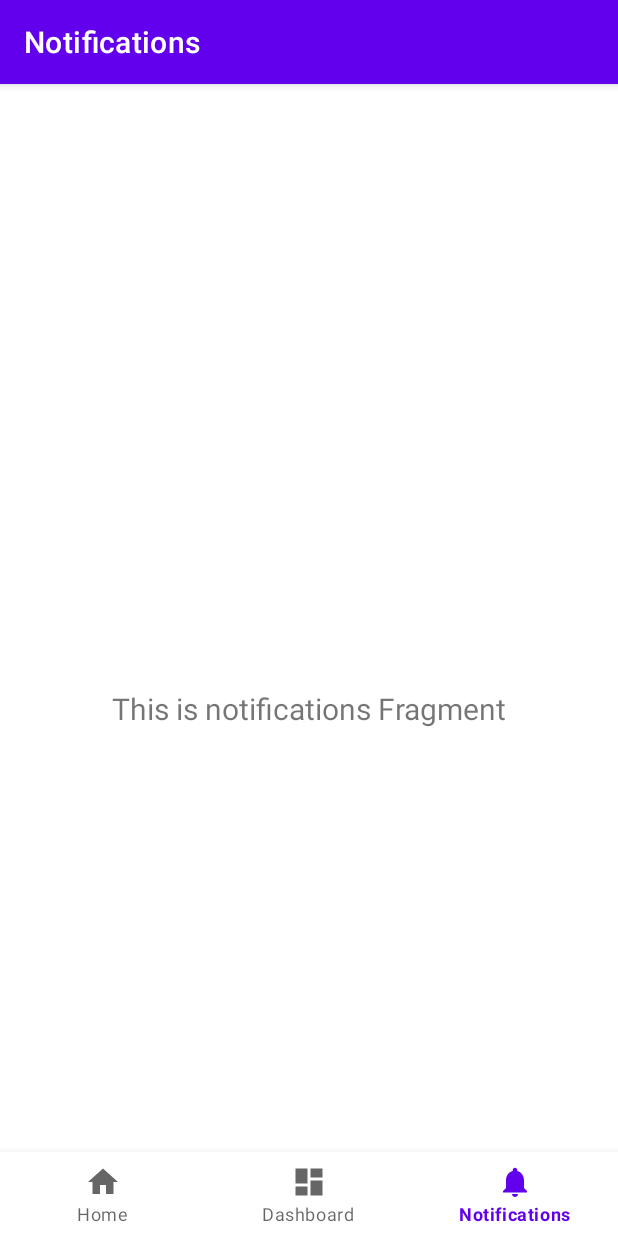
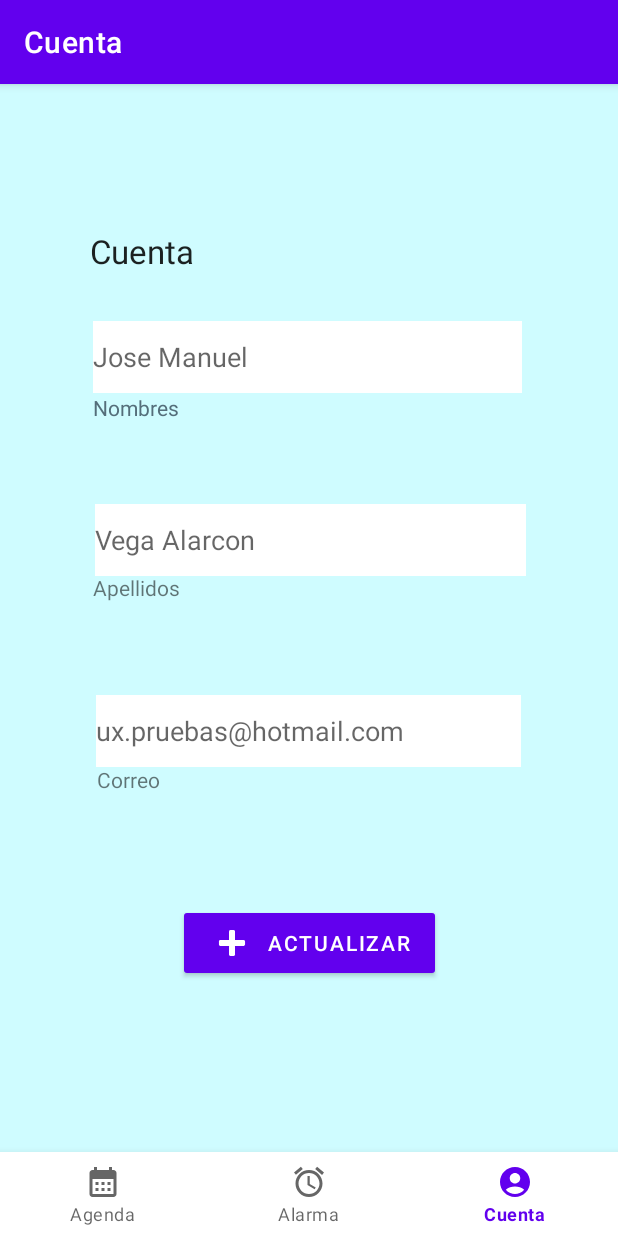
Before and after one commit to vegamann/alarma-movil, an Android app: the NotificationsFragment screen opened through its navigation route, on a phone screen of 412 x 824 dp. Run offline under Robolectric (Android 15) with nearby library versions, the phone set to English and light mode, and no system bars; our stand-ins replace navigation-ui.

Commit message:
cuenta terminado

```diff
--- a/app/src/main/java/com/example/myapplication/ui/dashboard/DashboardFragment.kt
+++ b/app/src/main/java/com/example/myapplication/ui/dashboard/DashboardFragment.kt
@@ -28,10 +28,10 @@ class DashboardFragment : Fragment() {
         _binding = FragmentDashboardBinding.inflate(inflater, container, false)
         val root: View = binding.root
 
-        val textView: TextView = binding.textDashboard
-        dashboardViewModel.text.observe(viewLifecycleOwner) {
-            textView.text = it
-        }
+        //val textView: TextView = binding.textDashboard
+        //dashboardViewModel.text.observe(viewLifecycleOwner) {
+          //  textView.text = it
+        //}
         return root
     }
 
--- a/app/src/main/java/com/example/myapplication/ui/home/HomeFragment.kt
+++ b/app/src/main/java/com/example/myapplication/ui/home/HomeFragment.kt
@@ -28,10 +28,10 @@ class HomeFragment : Fragment() {
         _binding = FragmentHomeBinding.inflate(inflater, container, false)
         val root: View = binding.root
 
-        val textView: TextView = binding.textHome
-        homeViewModel.text.observe(viewLifecycleOwner) {
-            textView.text = it
-        }
+        //val textView: TextView = binding.textHome
+        //homeViewModel.text.observe(viewLifecycleOwner) {
+          //  textView.text = it
+        //}
         return root
     }
 
--- a/app/src/main/java/com/example/myapplication/ui/notifications/NotificationsFragment.kt
+++ b/app/src/main/java/com/example/myapplication/ui/notifications/NotificationsFragment.kt
@@ -28,10 +28,10 @@ class NotificationsFragment : Fragment() {
         _binding = FragmentNotificationsBinding.inflate(inflater, container, false)
         val root: View = binding.root
 
-        val textView: TextView = binding.textNotifications
-        notificationsViewModel.text.observe(viewLifecycleOwner) {
-            textView.text = it
-        }
+        //val textView: TextView = binding.textNotifications
+        //notificationsViewModel.text.observe(viewLifecycleOwner) {
+          //  textView.text = it
+        //}
         return root
     }
 
--- /dev/null
+++ b/app/src/main/res/drawable/ic_baseline_access_alarm_24.xml
@@ -0,0 +1,5 @@
+<vector android:height="24dp" android:tint="#000000"
+    android:viewportHeight="24" android:viewportWidth="24"
+    android:width="24dp" xmlns:android="http://schemas.android.com/apk/res/android">
+    <path android:fillColor="@android:color/white" android:pathData="M22,5.72l-4.6,-3.86 -1.29,1.53 4.6,3.86L22,5.72zM7.88,3.39L6.6,1.86 2,5.71l1.29,1.53 4.59,-3.85zM12.5,8L11,8v6l4.75,2.85 0.75,-1.23 -4,-2.37L12.5,8zM12,4c-4.97,0 -9,4.03 -9,9s4.02,9 9,9c4.97,0 9,-4.03 9,-9s-4.03,-9 -9,-9zM12,20c-3.87,0 -7,-3.13 -7,-7s3.13,-7 7,-7 7,3.13 7,7 -3.13,7 -7,7z"/>
+</vector>
--- /dev/null
+++ b/app/src/main/res/drawable/ic_baseline_account_circle_24.xml
@@ -0,0 +1,5 @@
+<vector android:height="24dp" android:tint="#000000"
+    android:viewportHeight="24" android:viewportWidth="24"
+    android:width="24dp" xmlns:android="http://schemas.android.com/apk/res/android">
+    <path android:fillColor="@android:color/white" android:pathData="M12,2C6.48,2 2,6.48 2,12s4.48,10 10,10s10,-4.48 10,-10S17.52,2 12,2zM12,6c1.93,0 3.5,1.57 3.5,3.5S13.93,13 12,13s-3.5,-1.57 -3.5,-3.5S10.07,6 12,6zM12,20c-2.03,0 -4.43,-0.82 -6.14,-2.88C7.55,15.8 9.68,15 12,15s4.45,0.8 6.14,2.12C16.43,19.18 14.03,20 12,20z"/>
+</vector>
--- /dev/null
+++ b/app/src/main/res/drawable/ic_baseline_calendar_month_24.xml
@@ -0,0 +1,5 @@
+<vector android:height="24dp" android:tint="#000000"
+    android:viewportHeight="24" android:viewportWidth="24"
+    android:width="24dp" xmlns:android="http://schemas.android.com/apk/res/android">
+    <path android:fillColor="@android:color/white" android:pathData="M19,4h-1V2h-2v2H8V2H6v2H5C3.89,4 3.01,4.9 3.01,6L3,20c0,1.1 0.89,2 2,2h14c1.1,0 2,-0.9 2,-2V6C21,4.9 20.1,4 19,4zM19,20H5V10h14V20zM9,14H7v-2h2V14zM13,14h-2v-2h2V14zM17,14h-2v-2h2V14zM9,18H7v-2h2V18zM13,18h-2v-2h2V18zM17,18h-2v-2h2V18z"/>
+</vector>
--- a/app/src/main/res/layout/activity_main2.xml
+++ b/app/src/main/res/layout/activity_main2.xml
@@ -4,6 +4,7 @@
     android:id="@+id/container"
     android:layout_width="match_parent"
     android:layout_height="match_parent"
+    android:background="#CFFCFF"
     android:paddingTop="?attr/actionBarSize">
 
     <com.google.android.material.bottomnavigation.BottomNavigationView
--- a/app/src/main/res/layout/fragment_dashboard.xml
+++ b/app/src/main/res/layout/fragment_dashboard.xml
@@ -4,19 +4,4 @@
     xmlns:tools="http://schemas.android.com/tools"
     android:layout_width="match_parent"
     android:layout_height="match_parent"
-    tools:context=".ui.dashboard.DashboardFragment">
-
-    <TextView
-        android:id="@+id/text_dashboard"
-        android:layout_width="match_parent"
-        android:layout_height="wrap_content"
-        android:layout_marginStart="8dp"
-        android:layout_marginTop="8dp"
-        android:layout_marginEnd="8dp"
-        android:textAlignment="center"
-        android:textSize="20sp"
-        app:layout_constraintBottom_toBottomOf="parent"
-        app:layout_constraintEnd_toEndOf="parent"
-        app:layout_constraintStart_toStartOf="parent"
-        app:layout_constraintTop_toTopOf="parent" />
-</androidx.constraintlayout.widget.ConstraintLayout>
+    tools:context=".ui.dashboard.DashboardFragment"/>
--- a/app/src/main/res/layout/fragment_home.xml
+++ b/app/src/main/res/layout/fragment_home.xml
@@ -4,19 +4,4 @@
     xmlns:tools="http://schemas.android.com/tools"
     android:layout_width="match_parent"
     android:layout_height="match_parent"
-    tools:context=".ui.home.HomeFragment">
-
-    <TextView
-        android:id="@+id/text_home"
-        android:layout_width="match_parent"
-        android:layout_height="wrap_content"
-        android:layout_marginStart="8dp"
-        android:layout_marginTop="8dp"
-        android:layout_marginEnd="8dp"
-        android:textAlignment="center"
-        android:textSize="20sp"
-        app:layout_constraintBottom_toBottomOf="parent"
-        app:layout_constraintEnd_toEndOf="parent"
-        app:layout_constraintStart_toStartOf="parent"
-        app:layout_constraintTop_toTopOf="parent" />
-</androidx.constraintlayout.widget.ConstraintLayout>
+    tools:context=".ui.home.HomeFragment"/>
--- a/app/src/main/res/layout/fragment_notifications.xml
+++ b/app/src/main/res/layout/fragment_notifications.xml
@@ -4,19 +4,125 @@
     xmlns:tools="http://schemas.android.com/tools"
     android:layout_width="match_parent"
     android:layout_height="match_parent"
+    android:background="#CFFCFF"
     tools:context=".ui.notifications.NotificationsFragment">
 
-    <TextView
-        android:id="@+id/text_notifications"
-        android:layout_width="match_parent"
+    <EditText
+        android:id="@+id/editTextTextPersonName"
+        android:layout_width="286dp"
+        android:layout_height="48dp"
+        android:layout_marginStart="62dp"
+        android:layout_marginEnd="139dp"
+        android:layout_marginBottom="47dp"
+        android:background="@color/white"
+        android:ems="10"
+        android:hint="Jose Manuel "
+        android:inputType="textPersonName"
+        app:layout_constraintBottom_toBottomOf="parent"
+        app:layout_constraintEnd_toEndOf="parent"
+        app:layout_constraintHorizontal_bias="0.0"
+        app:layout_constraintStart_toStartOf="parent"
+        app:layout_constraintTop_toTopOf="parent"
+        app:layout_constraintVertical_bias="0.165" />
+
+    <EditText
+        android:id="@+id/editTextTextPersonName2"
+        android:layout_width="287dp"
+        android:layout_height="48dp"
+        android:layout_marginStart="63dp"
+        android:layout_marginTop="47dp"
+        android:layout_marginEnd="139dp"
+        android:layout_marginBottom="45dp"
+        android:background="@color/white"
+        android:ems="10"
+        android:hint="Vega Alarcon"
+        android:inputType="textPersonName"
+        app:layout_constraintBottom_toTopOf="@+id/editTextTextPersonName3"
+        app:layout_constraintEnd_toEndOf="parent"
+        app:layout_constraintHorizontal_bias="0.0"
+        app:layout_constraintStart_toStartOf="parent"
+        app:layout_constraintTop_toBottomOf="@+id/editTextTextPersonName"
+        app:layout_constraintVertical_bias="0.435" />
+
+    <EditText
+        android:id="@+id/editTextTextPersonName3"
+        android:layout_width="283dp"
+        android:layout_height="48dp"
+        android:layout_marginStart="64dp"
+        android:layout_marginTop="43dp"
+        android:layout_marginEnd="138dp"
+        android:background="@color/white"
+        android:ems="10"
+        android:hint="ux.pruebas@hotmail.com"
+        android:inputType="textPersonName"
+        app:layout_constraintBottom_toBottomOf="parent"
+        app:layout_constraintEnd_toEndOf="parent"
+        app:layout_constraintHorizontal_bias="0.0"
+        app:layout_constraintStart_toStartOf="parent"
+        app:layout_constraintTop_toTopOf="parent"
+        app:layout_constraintVertical_bias="0.496" />
+
+    <Button
+        android:id="@+id/button"
+        android:layout_width="wrap_content"
         android:layout_height="wrap_content"
-        android:layout_marginStart="8dp"
-        android:layout_marginTop="8dp"
-        android:layout_marginEnd="8dp"
-        android:textAlignment="center"
-        android:textSize="20sp"
+        android:text="Actualizar"
+        app:cornerRadius="@dimen/cardview_default_radius"
+        app:icon="@android:drawable/ic_input_add"
         app:layout_constraintBottom_toBottomOf="parent"
         app:layout_constraintEnd_toEndOf="parent"
         app:layout_constraintStart_toStartOf="parent"
-        app:layout_constraintTop_toTopOf="parent" />
+        app:layout_constraintTop_toBottomOf="@+id/editTextTextPersonName3"
+        app:layout_constraintVertical_bias="0.35" />
+
+    <TextView
+        android:id="@+id/textView10"
+        android:layout_width="wrap_content"
+        android:layout_height="wrap_content"
+        android:text="Nombres"
+        android:textColor="#546E7A"
+        app:layout_constraintBottom_toBottomOf="parent"
+        app:layout_constraintEnd_toEndOf="parent"
+        app:layout_constraintHorizontal_bias="0.175"
+        app:layout_constraintStart_toStartOf="parent"
+        app:layout_constraintTop_toBottomOf="@+id/editTextTextPersonName"
+        app:layout_constraintVertical_bias="0.0" />
+
+    <TextView
+        android:id="@+id/textView11"
+        android:layout_width="wrap_content"
+        android:layout_height="wrap_content"
+        android:text="Apellidos"
+        app:layout_constraintBottom_toBottomOf="parent"
+        app:layout_constraintEnd_toEndOf="parent"
+        app:layout_constraintHorizontal_bias="0.175"
+        app:layout_constraintStart_toStartOf="parent"
+        app:layout_constraintTop_toBottomOf="@+id/editTextTextPersonName"
+        app:layout_constraintVertical_bias="0.221" />
+
+    <TextView
+        android:id="@+id/textView12"
+        android:layout_width="wrap_content"
+        android:layout_height="wrap_content"
+        android:text="Correo"
+        app:layout_constraintBottom_toBottomOf="parent"
+        app:layout_constraintEnd_toEndOf="parent"
+        app:layout_constraintHorizontal_bias="0.175"
+        app:layout_constraintStart_toStartOf="parent"
+        app:layout_constraintTop_toBottomOf="@+id/editTextTextPersonName"
+        app:layout_constraintVertical_bias="0.457" />
+
+    <TextView
+        android:id="@+id/textView13"
+        android:layout_width="wrap_content"
+        android:layout_height="wrap_content"
+        android:text="Cuenta"
+        android:textAppearance="@style/TextAppearance.AppCompat.Large"
+        app:layout_constraintBottom_toTopOf="@+id/editTextTextPersonName"
+        app:layout_constraintEnd_toEndOf="parent"
+        app:layout_constraintHorizontal_bias="0.175"
+        app:layout_constraintStart_toStartOf="parent"
+        app:layout_constraintTop_toTopOf="parent"
+        app:layout_constraintVertical_bias="0.558" />
+
 </androidx.constraintlayout.widget.ConstraintLayout>
--- a/app/src/main/res/menu/bottom_nav_menu.xml
+++ b/app/src/main/res/menu/bottom_nav_menu.xml
@@ -3,17 +3,17 @@
 
     <item
         android:id="@+id/navigation_home"
-        android:icon="@drawable/ic_home_black_24dp"
+        android:icon="@drawable/ic_baseline_calendar_month_24"
         android:title="@string/title_home" />
 
     <item
         android:id="@+id/navigation_dashboard"
-        android:icon="@drawable/ic_dashboard_black_24dp"
+        android:icon="@drawable/ic_baseline_access_alarm_24"
         android:title="@string/title_dashboard" />
 
     <item
         android:id="@+id/navigation_notifications"
-        android:icon="@drawable/ic_notifications_black_24dp"
+        android:icon="@drawable/ic_baseline_account_circle_24"
         android:title="@string/title_notifications" />
 
 </menu>
--- a/app/src/main/res/values/strings.xml
+++ b/app/src/main/res/values/strings.xml
@@ -1,7 +1,7 @@
 <resources>
     <string name="app_name">My Alarama</string>
     <string name="title_activity_main2">MainActivity2</string>
-    <string name="title_home">Home</string>
-    <string name="title_dashboard">Dashboard</string>
-    <string name="title_notifications">Notifications</string>
+    <string name="title_home">Agenda</string>
+    <string name="title_dashboard">Alarma</string>
+    <string name="title_notifications">Cuenta</string>
 </resources>
```
